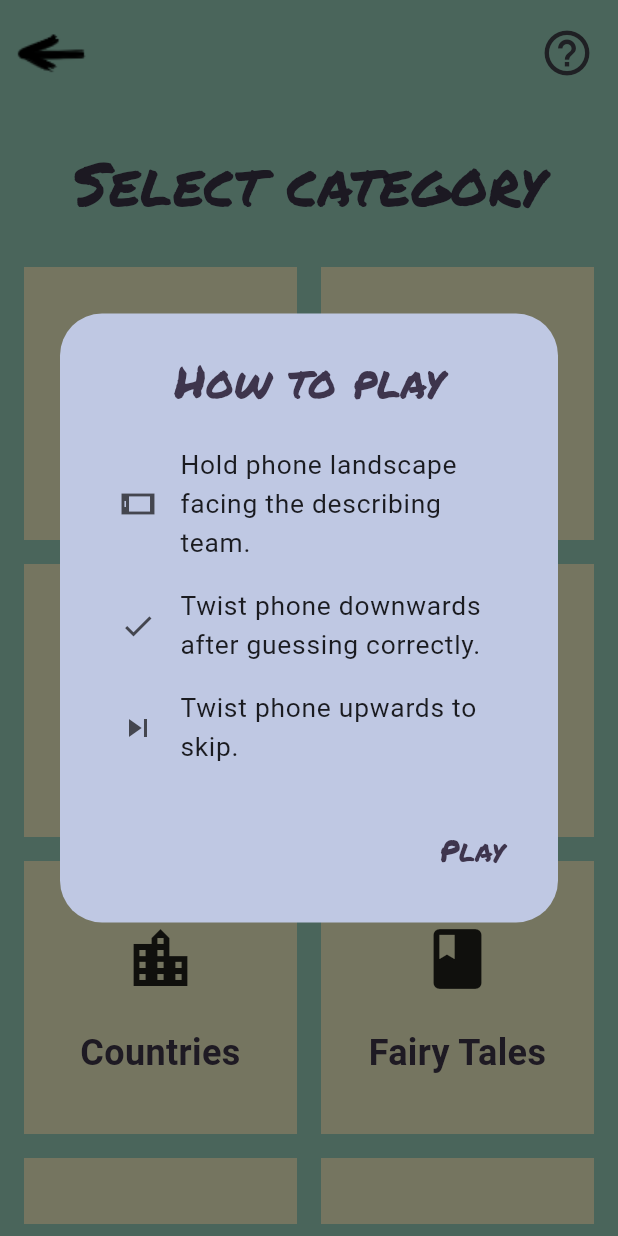
After one commit to Jon-Salmon/charades, a Flutter app: the CategorySelectionScreen screen opened by its route, after a tap on "Animals", on a phone screen of 412 x 824 dp. The commit adds this screen. Run offline on Flutter 3.47's test engine with Material 3 defaults, Android fonts, the light colour scheme and no system bars; drawn by our look-alikes of auto_size_text; our stand-ins replace audioplayers, go_router, sensors_plus, shared_preferences, stop_watch_timer, vibration and 1 more; missing offline and left inert: simple_fsm; accounts and stored records are empty; project files that could hold a hidden picture were left out.

Commit message:
feat: basic 'how to play' dialog

```diff
--- /dev/null
+++ b/lib/how_to_play/how_to_play_dialog.dart
@@ -0,0 +1,61 @@
+import 'dart:math';
+
+import 'package:flutter/material.dart';
+import 'package:provider/provider.dart';
+
+import '../style/palette.dart';
+
+Future showHowToPlayDialog(BuildContext context, {bool fromHelp = false}) async {
+  await showDialog(
+    barrierDismissible: false,
+    context: context,
+    builder: (context) => HowToPlayDialog(fromHelp: fromHelp),
+  );
+}
+
+class HowToPlayDialog extends StatelessWidget {
+  final bool fromHelp;
+
+  const HowToPlayDialog({super.key, required this.fromHelp});
+
+  @override
+  Widget build(BuildContext context) {
+    final palette = context.watch<Palette>();
+
+    return AlertDialog(
+      backgroundColor: palette.backgroundSettings,
+      title: Text(
+        'How to play',
+        style: TextStyle(fontFamily: "Permanent Marker", fontSize: 30, color: palette.ink),
+        textAlign: TextAlign.center,
+      ),
+      actions: [
+        TextButton(
+          onPressed: () => Navigator.of(context).pop(),
+          child: Text(fromHelp ? 'Ok' : 'Play',
+              style: TextStyle(fontFamily: "Permanent Marker", fontSize: 20, color: palette.ink)),
+        ),
+      ],
+      content: SingleChildScrollView(
+        child: Theme(
+          data: Theme.of(context).copyWith(
+            textTheme: Theme.of(context).textTheme.apply(bodyColor: palette.ink, fontSizeFactor: 1.1),
+          ),
+          child: Column(
+            mainAxisSize: MainAxisSize.min,
+            crossAxisAlignment: CrossAxisAlignment.start,
+            children: [
+              ListTile(
+                  leading: Transform.rotate(angle: pi / 2, child: const Icon(Icons.phone_android_sharp)),
+                  title: const Text('Hold phone landscape facing the describing team.')),
+              ListTile(
+                  leading: const Icon(Icons.check),
+                  title: const Text('Twist phone downwards after guessing correctly.')),
+              ListTile(leading: const Icon(Icons.skip_next), title: const Text('Twist phone upwards to skip.')),
+            ],
+          ),
+        ),
+      ),
+    );
+  }
+}
--- a/lib/level_selection/category_selection_screen.dart
+++ b/lib/level_selection/category_selection_screen.dart
@@ -1,4 +1,6 @@
 import 'package:auto_size_text/auto_size_text.dart';
+import 'package:basic/how_to_play/how_to_play_dialog.dart';
+import 'package:basic/settings/settings.dart';
 import 'package:flutter/material.dart';
 import 'package:go_router/go_router.dart';
 import 'package:provider/provider.dart';
@@ -12,6 +14,7 @@ class CategorySelectionScreen extends StatelessWidget {
   @override
   Widget build(BuildContext context) {
     final palette = context.watch<Palette>();
+    final settings = context.watch<SettingsController>();
 
     return Scaffold(
       backgroundColor: palette.backgroundLevelSelection,
@@ -20,6 +23,7 @@ class CategorySelectionScreen extends StatelessWidget {
         child: Column(
           children: [
             Row(
+              mainAxisAlignment: MainAxisAlignment.spaceBetween,
               children: [
                 InkResponse(
                   onTap: () => GoRouter.of(context).pop(),
@@ -28,6 +32,11 @@ class CategorySelectionScreen extends StatelessWidget {
                     semanticLabel: 'Back',
                   ),
                 ),
+                IconButton(
+                    onPressed: () {
+                      showHowToPlayDialog(context, fromHelp: true);
+                    },
+                    icon: Icon(Icons.help_outline_outlined, size: 36)),
               ],
             ),
             const SizedBox(height: 30),
@@ -51,8 +60,14 @@ class CategorySelectionScreen extends StatelessWidget {
                   return Padding(
                     padding: const EdgeInsets.all(8.0),
                     child: InkWell(
-                      onTap: () {
-                        GoRouter.of(context).go('/play/session/${data.name}');
+                      onTap: () async {
+                        if (!settings.hasSeenHowToPlay.value) {
+                          await showHowToPlayDialog(context);
+                          settings.setHasSeenHowToPlay();
+                        }
+                        if (context.mounted) {
+                          GoRouter.of(context).go('/play/session/${data.name}');
+                        }
                       },
                       child: Container(
                         color: palette.backgroundMain,
--- a/lib/settings/persistence/memory_settings_persistence.dart
+++ b/lib/settings/persistence/memory_settings_persistence.dart
@@ -17,4 +17,10 @@ class MemoryOnlySettingsPersistence implements SettingsPersistence {
 
   @override
   Future<void> saveVibrationsOn(bool value) async => vibrationsOn = value;
+
+  @override
+  Future<bool> getHasSeenHowToPlay({required bool defaultValue}) async => false;
+
+  @override
+  Future<void> saveHasSeenHowToPlay(bool value) async {}
 }
--- a/lib/settings/persistence/settings_persistence.dart
+++ b/lib/settings/persistence/settings_persistence.dart
@@ -10,4 +10,8 @@ abstract class SettingsPersistence {
   Future<bool> getVibrationsOn({required bool defaultValue});
 
   Future<void> saveVibrationsOn(bool value);
+
+  Future<bool> getHasSeenHowToPlay({required bool defaultValue});
+
+  Future<void> saveHasSeenHowToPlay(bool value);
 }
```
Also changed, not shown: lib/play_session/play_session_screen.dart (+7 -3 lines), lib/settings/persistence/local_storage_settings_persistence.dart (+12 -0 lines), lib/settings/settings.dart (+9 -0 lines).
